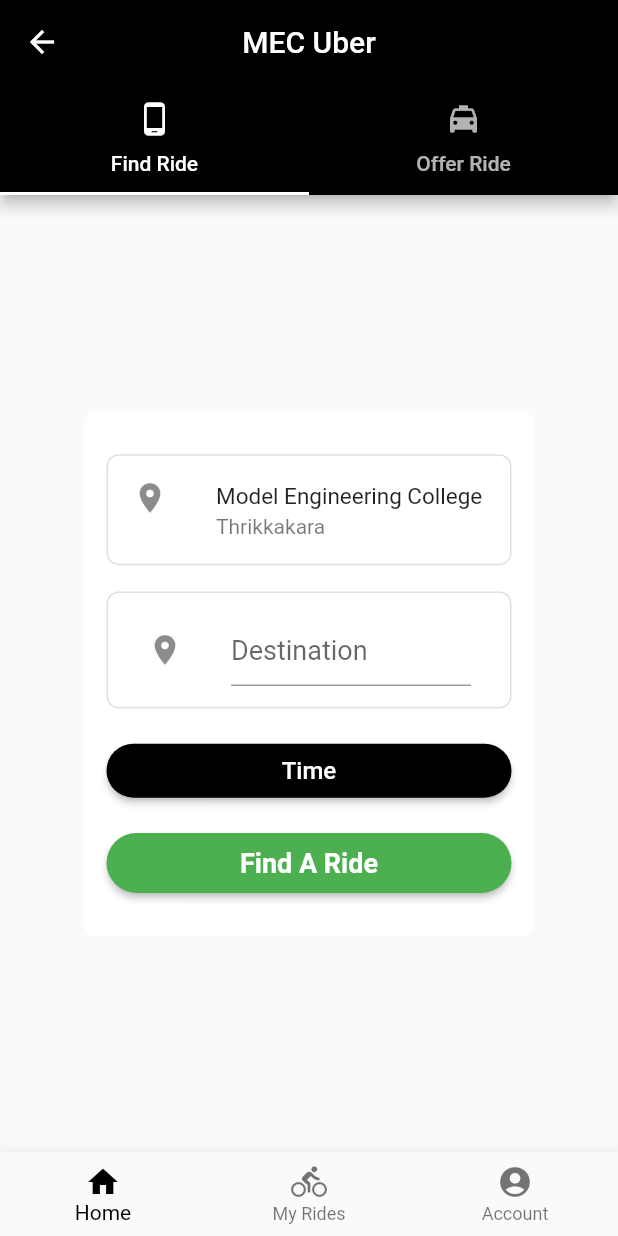
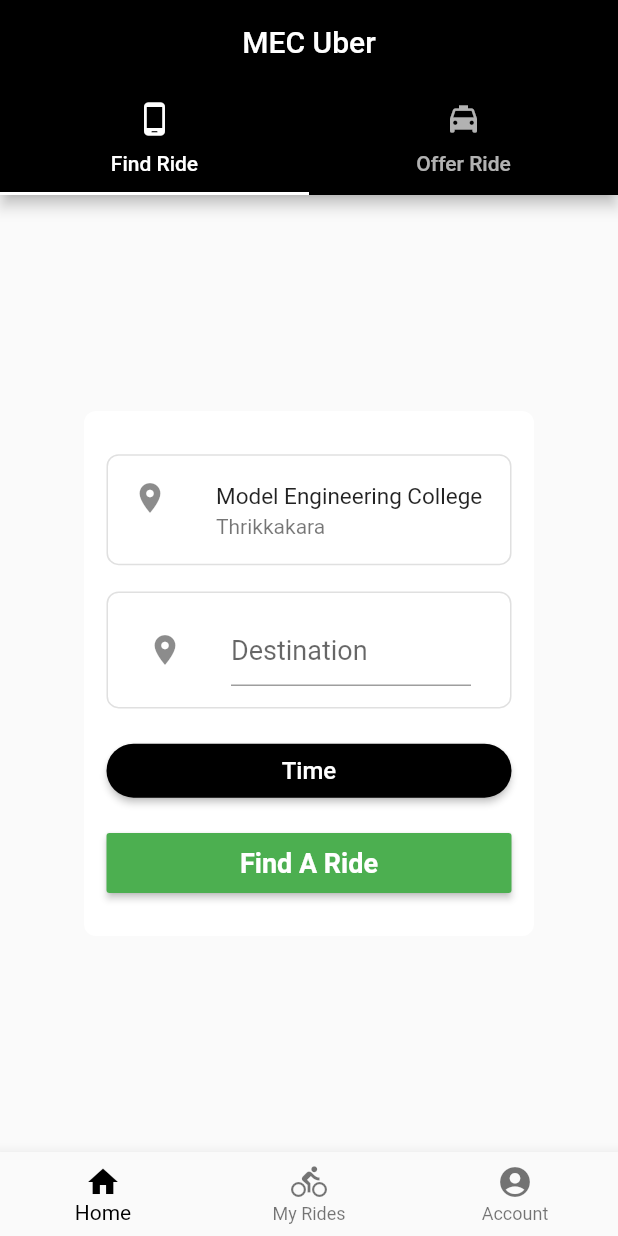
Before and after one commit to Nikhil713/MecDrive-Prototype, a Flutter app: the HomeScreen screen opened directly, on a phone screen of 412 x 824 dp. Run offline on Flutter 3.47's test engine with Material 2 defaults, Android fonts, the phone set to English and light mode, and no system bars.

Commit message:
code refactored

```diff
--- a/lib/Widgets/HomeScreen/confirmCard.dart
+++ b/lib/HomeScreen/confirmCard.dart
@@ -34,7 +34,7 @@
       decoration: BoxDecoration(
           color: Colors.black,
           borderRadius: BorderRadius.only(
-              topLeft: Radius.circular(20.0), topRight: Radius.circular(20.0))),
+              topLeft: Radius.circular(10.0), topRight: Radius.circular(10.0))),
       child: Center(
           child: Column(
         crossAxisAlignment: CrossAxisAlignment.start,
--- a/lib/Widgets/HomeScreen/findaRide.dart
+++ b/lib/HomeScreen/findaRide.dart
@@ -1,5 +1,4 @@
 import 'package:flutter/material.dart';
-
 import 'confirmCard.dart';
 
 class FindaRide extends StatefulWidget {
@@ -107,8 +106,6 @@
                         builder: (context) =>
                             ConfirmCard(destination, pickedTime));
                   },
-                  shape: RoundedRectangleBorder(
-                      borderRadius: BorderRadius.circular(20.0)),
                   color: Colors.green,
                   textColor: Colors.white,
                   child: Text(
--- a/lib/Widgets/HomeScreen/homeScreen.dart
+++ b/lib/HomeScreen/homeScreen.dart
@@ -1,6 +1,6 @@
 import 'package:flutter/material.dart';
-import 'package:mec_drive/Widgets/HomeScreen/findaRide.dart';
-import 'package:mec_drive/Widgets/HomeScreen/offerRide.dart';
+import './findaRide.dart';
+import './offerRide.dart';
 
 class HomeScreen extends StatefulWidget {
   @override
```
Also changed, not shown: lib/main.dart (+2 -7 lines), lib/HomeScreen/offerRide.dart (renamed from lib/Widgets/HomeScreen/offerRide.dart), lib/authentication/login.dart (renamed from lib/loginpage/login.dart), lib/rides/drivers.dart (renamed from lib/Widgets/HomeScreen/drivers.dart).
